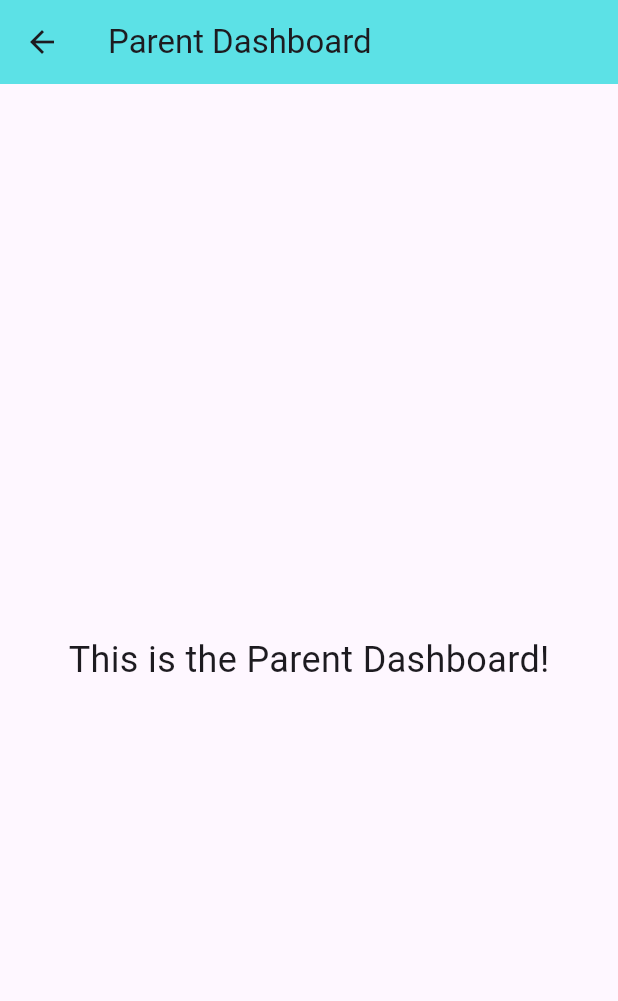
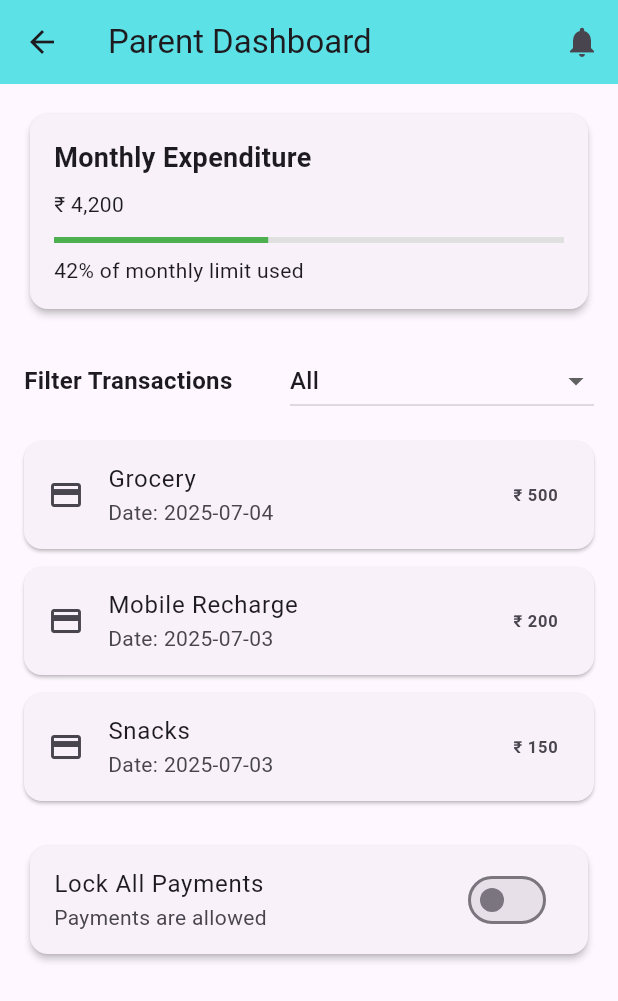
Before and after one commit to Suryanshu-01/Flutter_Orion, a Flutter app: the ParentDashboard screen opened directly, on a phone screen of 412 x 824 dp. Shown: the top 1001 px of the screen. Run offline on Flutter 3.47's test engine with Material 3 defaults, Android fonts, the phone set to English and light mode, and no system bars; our stand-ins replace lottie.

Commit message:
Update parent_dashboard.dart

```diff
--- a/lib/screens/admin/parent_dashboard.dart
+++ b/lib/screens/admin/parent_dashboard.dart
@@ -1,7 +1,28 @@
 import 'package:flutter/material.dart';
 
-class ParentDashboard extends StatelessWidget {
-  const ParentDashboard({super.key});
+class ParentDashboard extends StatefulWidget {
+  const ParentDashboard({Key? key}) : super(key: key);
+
+  @override
+  State<ParentDashboard> createState() => _ParentDashboardState();
+}
+
+class _ParentDashboardState extends State<ParentDashboard> {
+  bool paymentLocked = false;
+  String selectedFilter = "All";
+
+  List<String> filters = [
+    "All",
+    "Highest Spending Day",
+    "Most Paid Person",
+    "Suspicious Transactions",
+  ];
+
+  List<Map<String, dynamic>> transactions = [
+    {"title": "Grocery", "amount": 500, "date": "2025-07-04"},
+    {"title": "Mobile Recharge", "amount": 200, "date": "2025-07-03"},
+    {"title": "Snacks", "amount": 150, "date": "2025-07-03"},
+  ];
 
   @override
   Widget build(BuildContext context) {
@@ -9,13 +30,136 @@ class ParentDashboard extends StatelessWidget {
       appBar: AppBar(
         title: const Text("Parent Dashboard"),
         backgroundColor: const Color(0xFF5CE1E6),
+        actions: [
+          IconButton(
+            icon: const Icon(Icons.notifications),
+            onPressed: () {
+              showDialog(
+                context: context,
+                builder: (context) => AlertDialog(
+                  title: const Text("Notifications"),
+                  content: const Text("Real-time transaction alerts appear here."),
+                  actions: [
+                    TextButton(
+                      onPressed: () => Navigator.pop(context),
+                      child: const Text("Close"),
+                    )
+                  ],
+                ),
+              );
+            },
+          ),
+        ],
       ),
-      body: const Center(
-        child: Text(
-          "This is the Parent Dashboard!",
-          style: TextStyle(fontSize: 24),
+      body: SingleChildScrollView(
+        padding: const EdgeInsets.all(16),
+        child: Column(
+          crossAxisAlignment: CrossAxisAlignment.start,
+          children: [
+            _buildExpenditureSummary(),
+            const SizedBox(height: 20),
+            _buildFilterDropdown(),
+            const SizedBox(height: 10),
+            _buildTransactionList(),
+            const SizedBox(height: 20),
+            _buildPaymentLockControl(),
+          ],
         ),
       ),
     );
   }
+
+  Widget _buildExpenditureSummary() {
+    return Card(
+      elevation: 2,
+      shape: RoundedRectangleBorder(borderRadius: BorderRadius.circular(12)),
+      child: Padding(
+        padding: const EdgeInsets.all(16),
+        child: Column(
+          crossAxisAlignment: CrossAxisAlignment.start,
+          children: [
+            const Text(
+              "Monthly Expenditure",
+              style: TextStyle(fontSize: 18, fontWeight: FontWeight.bold),
+            ),
+            const SizedBox(height: 8),
+            const Text("₹ 4,200"),
+            const SizedBox(height: 12),
+            LinearProgressIndicator(
+              value: 0.42,
+              backgroundColor: Colors.grey[300],
+              color: Colors.green,
+            ),
+            const SizedBox(height: 8),
+            const Text("42% of monthly limit used")
+          ],
+        ),
+      ),
+    );
+  }
+
+  Widget _buildFilterDropdown() {
+    return Row(
+      mainAxisAlignment: MainAxisAlignment.spaceBetween,
+      children: [
+        const Text(
+          "Filter Transactions",
+          style: TextStyle(fontSize: 16, fontWeight: FontWeight.bold),
+        ),
+        DropdownButton<String>(
+          value: selectedFilter,
+          items: filters
+              .map((filter) =>
+                  DropdownMenuItem(value: filter, child: Text(filter)))
+              .toList(),
+          onChanged: (value) {
+            if (value != null) {
+              setState(() {
+                selectedFilter = value;
+              });
+            }
+          },
+        )
+      ],
+    );
+  }
+
+  Widget _buildTransactionList() {
+    return Column(
+      crossAxisAlignment: CrossAxisAlignment.start,
+      children: transactions.map((tx) {
+        return Card(
+          margin: const EdgeInsets.symmetric(vertical: 6),
+          child: ListTile(
+            leading: const Icon(Icons.payment),
+            title: Text(tx["title"]),
+            subtitle: Text("Date: ${tx["date"]}"),
+            trailing: Text(
+              "₹ ${tx["amount"]}",
+              style: const TextStyle(fontWeight: FontWeight.bold),
+            ),
+          ),
+        );
+      }).toList(),
+    );
+  }
+
+  Widget _buildPaymentLockControl() {
+    return Card(
+      elevation: 2,
+      shape: RoundedRectangleBorder(borderRadius: BorderRadius.circular(12)),
+      child: SwitchListTile(
+        title: const Text("Lock All Payments"),
+        subtitle: Text(paymentLocked
+            ? "Payments are currently locked"
+            : "Payments are allowed"),
+        value: paymentLocked,
+        onChanged: (value) {
+          setState(() {
+            paymentLocked = value;
+          });
+        },
+      ),
+    );
+  }
 }
```
